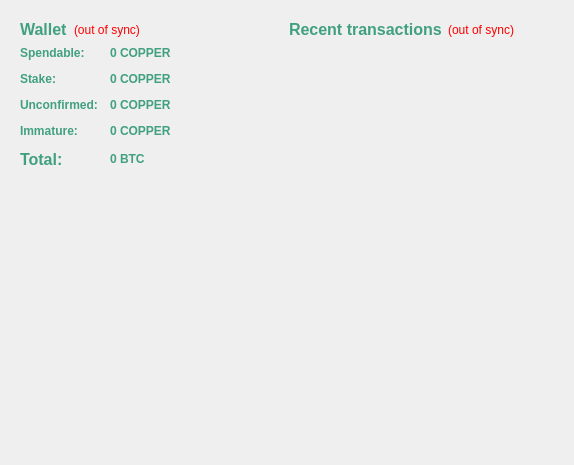
First picture: the form in src/qt/forms/overviewpage.ui, repository Goofs-Pi-Lab/Coppercoin-Lab, before the edit.
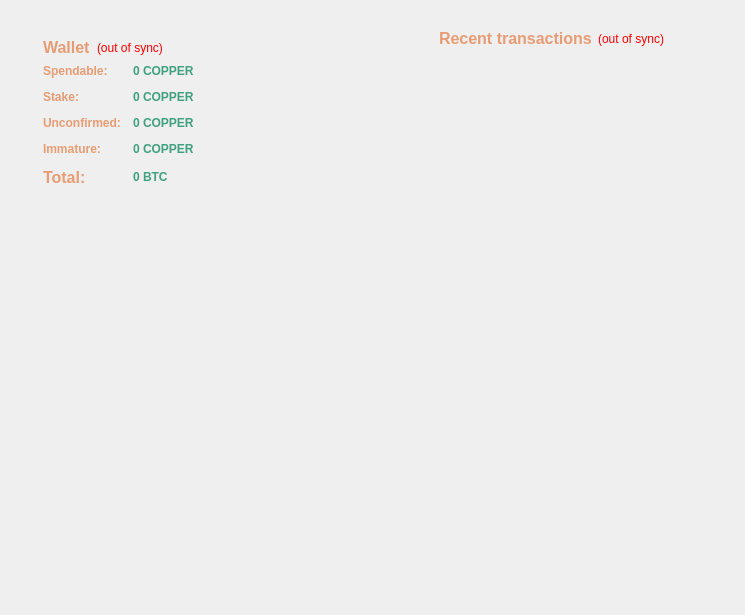
Second picture: the form after the edit. Icons and pictures are not drawn.

Patch:
```diff
--- a/src/qt/forms/overviewpage.ui
+++ b/src/qt/forms/overviewpage.ui
@@ -6,14 +6,310 @@
    <rect>
     <x>0</x>
     <y>0</y>
-    <width>574</width>
-    <height>465</height>
+    <width>745</width>
+    <height>615</height>
    </rect>
   </property>
   <property name="windowTitle">
    <string>Form</string>
   </property>
+  <layout class="QGridLayout" name="gridLayout_4">
+   <item row="0" column="0">
+    <spacer name="horizontalSpacer_5">
+     <property name="orientation">
+      <enum>Qt::Horizontal</enum>
+     </property>
+     <property name="sizeType">
+      <enum>QSizePolicy::Fixed</enum>
+     </property>
+     <property name="sizeHint" stdset="0">
+      <size>
+       <width>5</width>
+       <height>100</height>
+      </size>
+     </property>
+    </spacer>
+   </item>
+   <item row="0" column="1">
+    <widget class="QFrame" name="frame_4">
+     <property name="frameShape">
+      <enum>QFrame::NoFrame</enum>
+     </property>
+     <property name="frameShadow">
+      <enum>QFrame::Plain</enum>
+     </property>
+     <property name="lineWidth">
+      <number>0</number>
+     </property>
+     <layout class="QGridLayout" name="gridLayout_3">
+      <item row="0" column="1">
+       <layout class="QVBoxLayout" name="verticalLayout_3">
+        <item>
+         <widget class="QFrame" name="frame_2">
+          <property name="frameShape">
+           <enum>QFrame::NoFrame</enum>
+          </property>
+          <property name="frameShadow">
+           <enum>QFrame::Plain</enum>
+          </property>
+          <property name="lineWidth">
+           <number>-1</number>
+          </property>
+          <layout class="QVBoxLayout" name="verticalLayout">
+           <item>
+            <layout class="QHBoxLayout" name="horizontalLayout_2">
+             <item>
+              <spacer name="horizontalSpacer_6">
+               <property name="orientation">
+                <enum>Qt::Horizontal</enum>
+               </property>
+               <property name="sizeHint" stdset="0">
+                <size>
+                 <width>40</width>
+                 <height>20</height>
+                </size>
+               </property>
+              </spacer>
+             </item>
+             <item>
+              <widget class="QLabel" name="label_4">
+               <property name="palette">
+                <palette>
+                 <active>
+                  <colorrole role="WindowText">
+                   <brush brushstyle="SolidPattern">
+                    <color alpha="255">
+                     <red>231</red>
+                     <green>156</green>
+                     <blue>116</blue>
+                    </color>
+                   </brush>
+                  </colorrole>
+                  <colorrole role="Text">
+                   <brush brushstyle="SolidPattern">
+                    <color alpha="255">
+                     <red>231</red>
+                     <green>156</green>
+                     <blue>116</blue>
+                    </color>
+                   </brush>
+                  </colorrole>
+                 </active>
+                 <inactive>
+                  <colorrole role="WindowText">
+                   <brush brushstyle="SolidPattern">
+                    <color alpha="255">
+                     <red>231</red>
+                     <green>156</green>
+                     <blue>116</blue>
+                    </color>
+                   </brush>
+                  </colorrole>
+                  <colorrole role="Text">
+                   <brush brushstyle="SolidPattern">
+                    <color alpha="255">
+                     <red>231</red>
+                     <green>156</green>
+                     <blue>116</blue>
+                    </color>
+                   </brush>
+                  </colorrole>
+                 </inactive>
+                 <disabled>
+                  <colorrole role="WindowText">
+                   <brush brushstyle="SolidPattern">
+                    <color alpha="255">
+                     <red>190</red>
+                     <green>190</green>
+                     <blue>190</blue>
+                    </color>
+                   </brush>
+                  </colorrole>
+                  <colorrole role="Text">
+                   <brush brushstyle="SolidPattern">
+                    <color alpha="255">
+                     <red>190</red>
+                     <green>190</green>
+                     <blue>190</blue>
+                    </color>
+                   </brush>
+                  </colorrole>
+                 </disabled>
+                </palette>
+               </property>
+               <property name="text">
+                <string>&lt;html&gt;&lt;head/&gt;&lt;body&gt;&lt;p&gt;&lt;span style=&quot; font-size:12pt; font-weight:600; color:#e79c74;&quot;&gt;Recent transactions&lt;/span&gt;&lt;/p&gt;&lt;/body&gt;&lt;/html&gt;</string>
+               </property>
+              </widget>
+             </item>
+             <item>
+              <widget class="QLabel" name="labelTransactionsStatus">
+               <property name="toolTip">
+                <string>The displayed information may be out of date. Your wallet automatically synchronizes with the Coppercoin network after a connection is established, but this process has not completed yet.</string>
+               </property>
+               <property name="styleSheet">
+                <string notr="true">QLabel { color: red; }</string>
+               </property>
+               <property name="text">
+                <string notr="true">(out of sync)</string>
+               </property>
+               <property name="alignment">
+                <set>Qt::AlignRight|Qt::AlignTrailing|Qt::AlignVCenter</set>
+               </property>
+              </widget>
+             </item>
+             <item>
+              <spacer name="horizontalSpacer">
+               <property name="orientation">
+                <enum>Qt::Horizontal</enum>
+               </property>
+               <property name="sizeHint" stdset="0">
+                <size>
+                 <width>40</width>
+                 <height>20</height>
+                </size>
+               </property>
+              </spacer>
+             </item>
+            </layout>
+           </item>
+           <item>
+            <widget class="QListView" name="listTransactions">
+             <property name="styleSheet">
+              <string notr="true">QListView { background: transparent; }</string>
+             </property>
+             <property name="frameShape">
+              <enum>QFrame::NoFrame</enum>
+             </property>
+             <property name="verticalScrollBarPolicy">
+              <enum>Qt::ScrollBarAlwaysOff</enum>
+             </property>
+             <property name="horizontalScrollBarPolicy">
+              <enum>Qt::ScrollBarAlwaysOff</enum>
+             </property>
+             <property name="selectionMode">
+              <enum>QAbstractItemView::NoSelection</enum>
+             </property>
+            </widget>
+           </item>
+          </layout>
+         </widget>
+        </item>
+        <item>
+         <spacer name="verticalSpacer_2">
+          <property name="orientation">
+           <enum>Qt::Vertical</enum>
+          </property>
+          <property name="sizeHint" stdset="0">
+           <size>
+            <width>20</width>
+            <height>40</height>
+           </size>
+          </property>
+         </spacer>
+        </item>
+       </layout>
+      </item>
+      <item row="0" column="0">
+       <widget class="QFrame" name="frame_5">
+        <property name="frameShape">
+         <enum>QFrame::NoFrame</enum>
+        </property>
+        <property name="frameShadow">
+         <enum>QFrame::Plain</enum>
+        </property>
+        <property name="lineWidth">
+         <number>0</number>
+        </property>
   <layout class="QGridLayout" name="gridLayout_2">
+         <item row="2" column="0">
+          <widget class="QFrame" name="frame_3">
+           <property name="maximumSize">
+            <size>
+             <width>325</width>
+             <height>300</height>
+            </size>
+           </property>
+           <property name="styleSheet">
+            <string notr="true"> background: transparent; </string>
+           </property>
+           <property name="frameShape">
+            <enum>QFrame::NoFrame</enum>
+           </property>
+           <property name="frameShadow">
+            <enum>QFrame::Plain</enum>
+           </property>
+           <layout class="QGridLayout" name="gridLayout">
+            <item row="1" column="1">
+             <spacer name="verticalSpacer">
+              <property name="orientation">
+               <enum>Qt::Vertical</enum>
+              </property>
+              <property name="sizeHint" stdset="0">
+               <size>
+                <width>20</width>
+                <height>7</height>
+               </size>
+              </property>
+             </spacer>
+            </item>
+            <item row="0" column="2">
+             <spacer name="horizontalSpacer_4">
+              <property name="orientation">
+               <enum>Qt::Horizontal</enum>
+              </property>
+              <property name="sizeHint" stdset="0">
+               <size>
+                <width>9</width>
+                <height>20</height>
+               </size>
+              </property>
+             </spacer>
+            </item>
+            <item row="0" column="0">
+             <spacer name="horizontalSpacer_3">
+              <property name="orientation">
+               <enum>Qt::Horizontal</enum>
+              </property>
+              <property name="sizeHint" stdset="0">
+               <size>
+                <width>10</width>
+                <height>20</height>
+               </size>
+              </property>
+             </spacer>
+            </item>
+            <item row="0" column="1">
+             <widget class="QLabel" name="label_7">
+              <property name="minimumSize">
+               <size>
+                <width>250</width>
+                <height>250</height>
+               </size>
+              </property>
+              <property name="maximumSize">
+               <size>
+                <width>200</width>
+                <height>200</height>
+               </size>
+              </property>
+              <property name="text">
+               <string/>
+              </property>
+              <property name="pixmap">
+               <pixmap resource="../bitcoin.qrc">:/images/res/images/over.png</pixmap>
+              </property>
+              <property name="scaledContents">
+               <bool>true</bool>
+              </property>
+              <property name="margin">
+               <number>5</number>
+              </property>
+             </widget>
+            </item>
+           </layout>
+          </widget>
+         </item>
    <item row="0" column="0">
     <widget class="QFrame" name="frame">
      <property name="frameShape">
@@ -36,18 +332,18 @@
              <colorrole role="WindowText">
               <brush brushstyle="SolidPattern">
                <color alpha="255">
-                <red>65</red>
-                <green>160</green>
-                <blue>127</blue>
+                      <red>231</red>
+                      <green>156</green>
+                      <blue>116</blue>
                </color>
               </brush>
              </colorrole>
              <colorrole role="Text">
               <brush brushstyle="SolidPattern">
                <color alpha="255">
-                <red>65</red>
-                <green>160</green>
-                <blue>127</blue>
+                      <red>231</red>
+                      <green>156</green>
+                      <blue>116</blue>
                </color>
               </brush>
              </colorrole>
@@ -56,18 +352,18 @@
              <colorrole role="WindowText">
               <brush brushstyle="SolidPattern">
                <color alpha="255">
-                <red>65</red>
-                <green>160</green>
-                <blue>127</blue>
+                      <red>231</red>
+                      <green>156</green>
+                      <blue>116</blue>
                </color>
               </brush>
              </colorrole>
              <colorrole role="Text">
               <brush brushstyle="SolidPattern">
                <color alpha="255">
-                <red>65</red>
-                <green>160</green>
-                <blue>127</blue>
+                      <red>231</red>
+                      <green>156</green>
+                      <blue>116</blue>
                </color>
               </brush>
              </colorrole>
@@ -102,7 +398,7 @@
            </font>
           </property>
           <property name="text">
-           <string>&lt;html&gt;&lt;head/&gt;&lt;body&gt;&lt;p&gt;&lt;span style=&quot; font-size:12pt; color:#41a07f;&quot;&gt;Wallet&lt;/span&gt;&lt;/p&gt;&lt;/body&gt;&lt;/html&gt;</string>
+                 <string>&lt;html&gt;&lt;head/&gt;&lt;body&gt;&lt;p&gt;&lt;span style=&quot; font-size:12pt; color:#e79c74;&quot;&gt;Wallet&lt;/span&gt;&lt;/p&gt;&lt;/body&gt;&lt;/html&gt;</string>
           </property>
          </widget>
         </item>
@@ -156,18 +452,18 @@
              <colorrole role="WindowText">
               <brush brushstyle="SolidPattern">
                <color alpha="255">
-                <red>65</red>
-                <green>160</green>
-                <blue>127</blue>
+                      <red>231</red>
+                      <green>156</green>
+                      <blue>116</blue>
                </color>
               </brush>
              </colorrole>
              <colorrole role="Text">
               <brush brushstyle="SolidPattern">
                <color alpha="255">
-                <red>65</red>
-                <green>160</green>
-                <blue>127</blue>
+                      <red>231</red>
+                      <green>156</green>
+                      <blue>116</blue>
                </color>
               </brush>
              </colorrole>
@@ -176,18 +472,18 @@
              <colorrole role="WindowText">
               <brush brushstyle="SolidPattern">
                <color alpha="255">
-                <red>65</red>
-                <green>160</green>
-                <blue>127</blue>
+                      <red>231</red>
+                      <green>156</green>
+                      <blue>116</blue>
                </color>
               </brush>
              </colorrole>
              <colorrole role="Text">
               <brush brushstyle="SolidPattern">
                <color alpha="255">
-                <red>65</red>
-                <green>160</green>
-                <blue>127</blue>
+                      <red>231</red>
+                      <green>156</green>
+                      <blue>116</blue>
                </color>
               </brush>
              </colorrole>
@@ -215,7 +511,7 @@
            </palette>
           </property>
           <property name="text">
-           <string>&lt;html&gt;&lt;head/&gt;&lt;body&gt;&lt;p&gt;&lt;span style=&quot; font-weight:600; color:#41a07f;&quot;&gt;Spendable:&lt;/span&gt;&lt;/p&gt;&lt;/body&gt;&lt;/html&gt;</string>
+                 <string>&lt;html&gt;&lt;head/&gt;&lt;body&gt;&lt;p&gt;&lt;span style=&quot; font-weight:600; color:#e79c74;&quot;&gt;Spendable:&lt;/span&gt;&lt;/p&gt;&lt;/body&gt;&lt;/html&gt;</string>
           </property>
          </widget>
         </item>
@@ -313,18 +609,18 @@
              <colorrole role="WindowText">
               <brush brushstyle="SolidPattern">
                <color alpha="255">
-                <red>65</red>
-                <green>160</green>
-                <blue>127</blue>
+                      <red>231</red>
+                      <green>156</green>
+                      <blue>116</blue>
                </color>
               </brush>
              </colorrole>
              <colorrole role="Text">
               <brush brushstyle="SolidPattern">
                <color alpha="255">
-                <red>65</red>
-                <green>160</green>
-                <blue>127</blue>
+                      <red>231</red>
+                      <green>156</green>
+                      <blue>116</blue>
                </color>
               </brush>
              </colorrole>
@@ -333,18 +629,18 @@
              <colorrole role="WindowText">
               <brush brushstyle="SolidPattern">
                <color alpha="255">
-                <red>65</red>
-                <green>160</green>
-                <blue>127</blue>
+                      <red>231</red>
+                      <green>156</green>
+                      <blue>116</blue>
                </color>
               </brush>
              </colorrole>
              <colorrole role="Text">
               <brush brushstyle="SolidPattern">
                <color alpha="255">
-                <red>65</red>
-                <green>160</green>
-                <blue>127</blue>
+                      <red>231</red>
+                      <green>156</green>
+                      <blue>116</blue>
                </color>
               </brush>
              </colorrole>
@@ -372,7 +668,7 @@
            </palette>
           </property>
           <property name="text">
-           <string>&lt;html&gt;&lt;head/&gt;&lt;body&gt;&lt;p&gt;&lt;span style=&quot; font-weight:600; color:#41a07f;&quot;&gt;Stake:&lt;/span&gt;&lt;/p&gt;&lt;/body&gt;&lt;/html&gt;</string>
+                 <string>&lt;html&gt;&lt;head/&gt;&lt;body&gt;&lt;p&gt;&lt;span style=&quot; font-weight:600; color:#e79c74;&quot;&gt;Stake:&lt;/span&gt;&lt;/p&gt;&lt;/body&gt;&lt;/html&gt;</string>
           </property>
          </widget>
         </item>
@@ -497,18 +793,18 @@
              <colorrole role="WindowText">
               <brush brushstyle="SolidPattern">
                <color alpha="255">
-                <red>65</red>
-                <green>160</green>
-                <blue>127</blue>
+                      <red>231</red>
+                      <green>156</green>
+                      <blue>116</blue>
                </color>
               </brush>
              </colorrole>
              <colorrole role="Text">
               <brush brushstyle="SolidPattern">
                <color alpha="255">
-                <red>65</red>
-                <green>160</green>
-                <blue>127</blue>
+                      <red>231</red>
+                      <green>156</green>
+                      <blue>116</blue>
                </color>
               </brush>
              </colorrole>
@@ -517,18 +813,18 @@
              <colorrole role="WindowText">
               <brush brushstyle="SolidPattern">
                <color alpha="255">
-                <red>65</red>
-                <green>160</green>
-                <blue>127</blue>
+                      <red>231</red>
+                      <green>156</green>
+                      <blue>116</blue>
                </color>
               </brush>
              </colorrole>
              <colorrole role="Text">
               <brush brushstyle="SolidPattern">
                <color alpha="255">
-                <red>65</red>
-                <green>160</green>
-                <blue>127</blue>
+                      <red>231</red>
+                      <green>156</green>
+                      <blue>116</blue>
                </color>
               </brush>
              </colorrole>
@@ -556,7 +852,7 @@
            </palette>
           </property>
           <property name="text">
-           <string>&lt;html&gt;&lt;head/&gt;&lt;body&gt;&lt;p&gt;&lt;span style=&quot; font-weight:600; color:#41a07f;&quot;&gt;Unconfirmed:&lt;/span&gt;&lt;/p&gt;&lt;/body&gt;&lt;/html&gt;</string>
+                 <string>&lt;html&gt;&lt;head/&gt;&lt;body&gt;&lt;p&gt;&lt;span style=&quot; font-weight:600; color:#e79c74;&quot;&gt;Unconfirmed:&lt;/span&gt;&lt;/p&gt;&lt;/body&gt;&lt;/html&gt;</string>
           </property>
          </widget>
         </item>
@@ -654,18 +950,18 @@
              <colorrole role="WindowText">
               <brush brushstyle="SolidPattern">
                <color alpha="255">
-                <red>65</red>
-                <green>160</green>
-                <blue>127</blue>
+                      <red>231</red>
+                      <green>156</green>
+                      <blue>116</blue>
                </color>
               </brush>
              </colorrole>
              <colorrole role="Text">
               <brush brushstyle="SolidPattern">
                <color alpha="255">
-                <red>65</red>
-                <green>160</green>
-                <blue>127</blue>
+                      <red>231</red>
+                      <green>156</green>
+                      <blue>116</blue>
                </color>
               </brush>
              </colorrole>
@@ -674,18 +970,18 @@
              <colorrole role="WindowText">
               <brush brushstyle="SolidPattern">
                <color alpha="255">
-                <red>65</red>
-                <green>160</green>
-                <blue>127</blue>
+                      <red>231</red>
+                      <green>156</green>
+                      <blue>116</blue>
                </color>
               </brush>
              </colorrole>
              <colorrole role="Text">
               <brush brushstyle="SolidPattern">
                <color alpha="255">
-                <red>65</red>
-                <green>160</green>
-                <blue>127</blue>
+                      <red>231</red>
+                      <green>156</green>
+                      <blue>116</blue>
                </color>
               </brush>
              </colorrole>
@@ -713,7 +1009,7 @@
            </palette>
           </property>
           <property name="text">
-           <string>&lt;html&gt;&lt;head/&gt;&lt;body&gt;&lt;p&gt;&lt;span style=&quot; font-weight:600; color:#41a07f;&quot;&gt;Immature:&lt;/span&gt;&lt;/p&gt;&lt;/body&gt;&lt;/html&gt;</string>
+                 <string>&lt;html&gt;&lt;head/&gt;&lt;body&gt;&lt;p&gt;&lt;span style=&quot; font-weight:600; color:#e79c74;&quot;&gt;Immature:&lt;/span&gt;&lt;/p&gt;&lt;/body&gt;&lt;/html&gt;</string>
           </property>
          </widget>
         </item>
@@ -808,18 +1104,18 @@
              <colorrole role="WindowText">
               <brush brushstyle="SolidPattern">
                <color alpha="255">
-                <red>65</red>
-                <green>160</green>
-                <blue>127</blue>
+                      <red>231</red>
+                      <green>156</green>
+                      <blue>116</blue>
                </color>
               </brush>
              </colorrole>
              <colorrole role="Text">
               <brush brushstyle="SolidPattern">
                <color alpha="255">
-                <red>65</red>
-                <green>160</green>
-                <blue>127</blue>
+                      <red>231</red>
+                      <green>156</green>
+                      <blue>116</blue>
                </color>
               </brush>
              </colorrole>
@@ -828,18 +1124,18 @@
              <colorrole role="WindowText">
               <brush brushstyle="SolidPattern">
                <color alpha="255">
-                <red>65</red>
-                <green>160</green>
-                <blue>127</blue>
+                      <red>231</red>
+                      <green>156</green>
+                      <blue>116</blue>
                </color>
               </brush>
              </colorrole>
              <colorrole role="Text">
               <brush brushstyle="SolidPattern">
                <color alpha="255">
-                <red>65</red>
-                <green>160</green>
-                <blue>127</blue>
+                      <red>231</red>
+                      <green>156</green>
+                      <blue>116</blue>
                </color>
               </brush>
              </colorrole>
@@ -867,7 +1163,7 @@
            </palette>
           </property>
           <property name="text">
-           <string>&lt;html&gt;&lt;head/&gt;&lt;body&gt;&lt;p&gt;&lt;span style=&quot; font-size:12pt; font-weight:600; color:#41a07f;&quot;&gt;Total:&lt;/span&gt;&lt;/p&gt;&lt;/body&gt;&lt;/html&gt;</string>
+                 <string>&lt;html&gt;&lt;head/&gt;&lt;body&gt;&lt;p&gt;&lt;span style=&quot; font-size:12pt; font-weight:600; color:#e79c74;&quot;&gt;Total:&lt;/span&gt;&lt;/p&gt;&lt;/body&gt;&lt;/html&gt;</string>
           </property>
          </widget>
         </item>
@@ -959,164 +1255,27 @@
         </item>
        </layout>
       </item>
-      <item>
+           </layout>
+          </widget>
+         </item>
+         <item row="1" column="0">
        <spacer name="verticalSpacer_3">
         <property name="orientation">
          <enum>Qt::Vertical</enum>
         </property>
-        <property name="sizeHint" stdset="0">
-         <size>
-          <width>20</width>
-          <height>40</height>
-         </size>
-        </property>
-       </spacer>
-      </item>
-     </layout>
-    </widget>
-   </item>
-   <item row="0" column="1" rowspan="2">
-    <layout class="QVBoxLayout" name="verticalLayout_3">
-     <item>
-      <widget class="QFrame" name="frame_2">
-       <property name="frameShape">
-        <enum>QFrame::NoFrame</enum>
-       </property>
-       <property name="frameShadow">
-        <enum>QFrame::Plain</enum>
-       </property>
-       <property name="lineWidth">
-        <number>-1</number>
-       </property>
-       <layout class="QVBoxLayout" name="verticalLayout">
-        <item>
-         <layout class="QHBoxLayout" name="horizontalLayout_2">
-          <item>
-           <widget class="QLabel" name="label_4">
-            <property name="palette">
-             <palette>
-              <active>
-               <colorrole role="WindowText">
-                <brush brushstyle="SolidPattern">
-                 <color alpha="255">
-                  <red>65</red>
-                  <green>160</green>
-                  <blue>127</blue>
-                 </color>
-                </brush>
-               </colorrole>
-               <colorrole role="Text">
-                <brush brushstyle="SolidPattern">
-                 <color alpha="255">
-                  <red>65</red>
-                  <green>160</green>
-                  <blue>127</blue>
-                 </color>
-                </brush>
-               </colorrole>
-              </active>
-              <inactive>
-               <colorrole role="WindowText">
-                <brush brushstyle="SolidPattern">
-                 <color alpha="255">
-                  <red>65</red>
-                  <green>160</green>
-                  <blue>127</blue>
-                 </color>
-                </brush>
-               </colorrole>
-               <colorrole role="Text">
-                <brush brushstyle="SolidPattern">
-                 <color alpha="255">
-                  <red>65</red>
-                  <green>160</green>
-                  <blue>127</blue>
-                 </color>
-                </brush>
-               </colorrole>
-              </inactive>
-              <disabled>
-               <colorrole role="WindowText">
-                <brush brushstyle="SolidPattern">
-                 <color alpha="255">
-                  <red>190</red>
-                  <green>190</green>
-                  <blue>190</blue>
-                 </color>
-                </brush>
-               </colorrole>
-               <colorrole role="Text">
-                <brush brushstyle="SolidPattern">
-                 <color alpha="255">
-                  <red>190</red>
-                  <green>190</green>
-                  <blue>190</blue>
-                 </color>
-                </brush>
-               </colorrole>
-              </disabled>
-             </palette>
-            </property>
-            <property name="text">
-             <string>&lt;html&gt;&lt;head/&gt;&lt;body&gt;&lt;p&gt;&lt;span style=&quot; font-size:12pt; font-weight:600; color:#41a07f;&quot;&gt;Recent transactions&lt;/span&gt;&lt;/p&gt;&lt;/body&gt;&lt;/html&gt;</string>
-            </property>
-           </widget>
-          </item>
-          <item>
-           <widget class="QLabel" name="labelTransactionsStatus">
-            <property name="toolTip">
-             <string>The displayed information may be out of date. Your wallet automatically synchronizes with the Coppercoin network after a connection is established, but this process has not completed yet.</string>
-            </property>
-            <property name="styleSheet">
-             <string notr="true">QLabel { color: red; }</string>
-            </property>
-            <property name="text">
-             <string notr="true">(out of sync)</string>
-            </property>
-            <property name="alignment">
-             <set>Qt::AlignRight|Qt::AlignTrailing|Qt::AlignVCenter</set>
-            </property>
-           </widget>
-          </item>
-          <item>
-           <spacer name="horizontalSpacer">
-            <property name="orientation">
-             <enum>Qt::Horizontal</enum>
-            </property>
+           <property name="sizeType">
+            <enum>QSizePolicy::Expanding</enum>
+           </property>
             <property name="sizeHint" stdset="0">
              <size>
-              <width>40</width>
-              <height>20</height>
+             <width>222</width>
+             <height>36</height>
              </size>
             </property>
            </spacer>
           </item>
-         </layout>
-        </item>
-        <item>
-         <widget class="QListView" name="listTransactions">
-          <property name="styleSheet">
-           <string notr="true">QListView { background: transparent; }</string>
-          </property>
-          <property name="frameShape">
-           <enum>QFrame::NoFrame</enum>
-          </property>
-          <property name="verticalScrollBarPolicy">
-           <enum>Qt::ScrollBarAlwaysOff</enum>
-          </property>
-          <property name="horizontalScrollBarPolicy">
-           <enum>Qt::ScrollBarAlwaysOff</enum>
-          </property>
-          <property name="selectionMode">
-           <enum>QAbstractItemView::NoSelection</enum>
-          </property>
-         </widget>
-        </item>
-       </layout>
-      </widget>
-     </item>
-     <item>
-      <spacer name="verticalSpacer_2">
+         <item row="3" column="0">
+          <spacer name="verticalSpacer_4">
        <property name="orientation">
         <enum>Qt::Vertical</enum>
        </property>
@@ -1129,87 +1288,6 @@
       </spacer>
      </item>
     </layout>
-   </item>
-   <item row="1" column="0">
-    <widget class="QFrame" name="frame_3">
-     <property name="maximumSize">
-      <size>
-       <width>300</width>
-       <height>300</height>
-      </size>
-     </property>
-     <property name="styleSheet">
-      <string notr="true"> background: transparent; </string>
-     </property>
-     <property name="frameShape">
-      <enum>QFrame::NoFrame</enum>
-     </property>
-     <property name="frameShadow">
-      <enum>QFrame::Plain</enum>
-     </property>
-     <layout class="QGridLayout" name="gridLayout">
-      <item row="1" column="1">
-       <spacer name="verticalSpacer">
-        <property name="orientation">
-         <enum>Qt::Vertical</enum>
-        </property>
-        <property name="sizeHint" stdset="0">
-         <size>
-          <width>20</width>
-          <height>7</height>
-         </size>
-        </property>
-       </spacer>
-      </item>
-      <item row="0" column="2">
-       <spacer name="horizontalSpacer_4">
-        <property name="orientation">
-         <enum>Qt::Horizontal</enum>
-        </property>
-        <property name="sizeHint" stdset="0">
-         <size>
-          <width>9</width>
-          <height>20</height>
-         </size>
-        </property>
-       </spacer>
-      </item>
-      <item row="0" column="0">
-       <spacer name="horizontalSpacer_3">
-        <property name="orientation">
-         <enum>Qt::Horizontal</enum>
-        </property>
-        <property name="sizeHint" stdset="0">
-         <size>
-          <width>10</width>
-          <height>20</height>
-         </size>
-        </property>
-       </spacer>
-      </item>
-      <item row="0" column="1">
-       <widget class="QLabel" name="label_7">
-        <property name="minimumSize">
-         <size>
-          <width>200</width>
-          <height>200</height>
-         </size>
-        </property>
-        <property name="maximumSize">
-         <size>
-          <width>200</width>
-          <height>200</height>
-         </size>
-        </property>
-        <property name="text">
-         <string/>
-        </property>
-        <property name="pixmap">
-         <pixmap resource="../bitcoin.qrc">:/images/res/images/over.png</pixmap>
-        </property>
-        <property name="scaledContents">
-         <bool>true</bool>
-        </property>
        </widget>
       </item>
      </layout>
```
Lines whose indentation alone changed are shown as unchanged.
